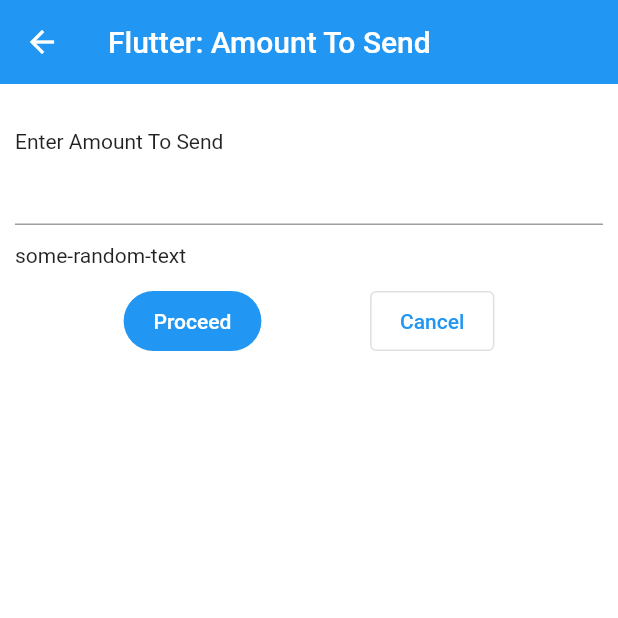
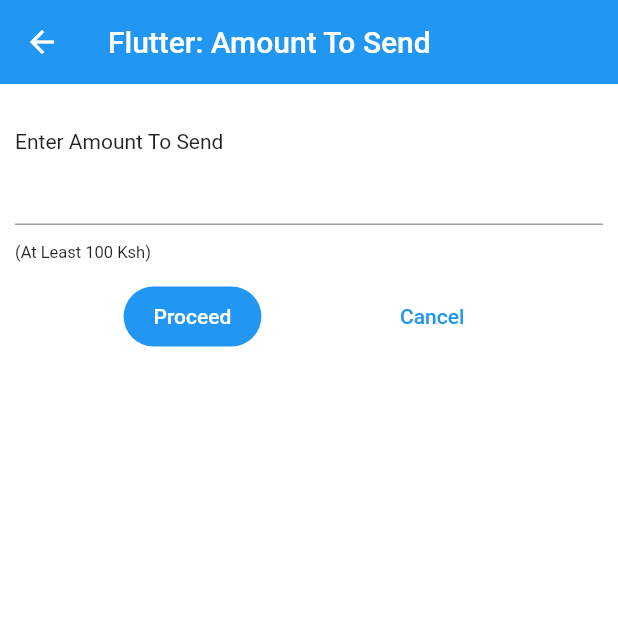
Before and after one commit to bikathi/stk-clone, a Flutter app: the SendMoneyEnterAmount screen opened by its route, on a phone screen of 412 x 824 dp, the top half of it. Run offline on Flutter 3.47's test engine with Material 2 defaults, Android fonts, the phone set to English and light mode, and no system bars.

```diff
--- a/lib/views/sub-views/send_money_details.dart
+++ b/lib/views/sub-views/send_money_details.dart
@@ -22,6 +22,20 @@ class SendMoneyEnterNumber extends StatefulWidget {
 }
 
 class _SendMoneyEnterNumberState extends State<SendMoneyEnterNumber> {
+  late final TextEditingController _phoneNumberEdittingController;
+
+  @override
+  void initState() {
+    super.initState();
+    _phoneNumberEdittingController = TextEditingController();
+  }
+
+  @override
+  void dispose() {
+    super.dispose();
+    _phoneNumberEdittingController.dispose();
+  }
+
   @override
   Widget build(BuildContext context) {
     return Scaffold(
@@ -34,13 +48,102 @@ class _SendMoneyEnterNumberState extends State<SendMoneyEnterNumber> {
         padding: const EdgeInsets.fromLTRB(10.0, 30.0, 10.0, 0.0),
         child: Column(crossAxisAlignment: CrossAxisAlignment.start, children: [
           const Text("Enter Recipient Phone Number"),
-          const TextField(
+          TextField(
             keyboardType: TextInputType.number,
+            controller: _phoneNumberEdittingController,
           ),
           const SizedBox(
             height: 12.0,
           ),
-          const Text("some-random-text"),
+          const Text(
+            "(10 Numbers)",
+            style: TextStyle(fontSize: 11.0),
+          ),
+          const SizedBox(
+            height: 12.0,
+          ),
+          Row(
+            mainAxisAlignment: MainAxisAlignment.spaceEvenly,
+            children: [
+              FilledButton(
+                onPressed: () {
+                  if (_phoneNumberEdittingController.text.length == 10) {
+                    Navigator.of(context).pushNamedAndRemoveUntil(
+                        "/send-money-amount/", (route) => true);
+                  }
+                },
+                style: const ButtonStyle(
+                    padding: MaterialStatePropertyAll(EdgeInsets.symmetric(
+                        vertical: 12.0, horizontal: 20.0))),
+                child: const Text("Proceed"),
+              ),
+              TextButton(
+                onPressed: () {
+                  Navigator.of(context)
+                      .pushNamedAndRemoveUntil("/mpesa-menu/", (route) => true);
+                },
+                style: const ButtonStyle(
+                    foregroundColor: MaterialStatePropertyAll(Colors.blue),
+                    elevation: MaterialStatePropertyAll(0.0),
+                    padding: MaterialStatePropertyAll(EdgeInsets.symmetric(
+                        vertical: 12.0, horizontal: 20.0))),
+                child: const Text(
+                  "Cancel",
+                ),
+              )
+            ],
+          )
+        ]),
+      ),
+    );
+  }
+}
+
+class SendMoneyEnterAmount extends StatefulWidget {
+  const SendMoneyEnterAmount({super.key});
+
+  @override
+  State<SendMoneyEnterAmount> createState() => _SendMoneyEnterAmountState();
+}
+
+class _SendMoneyEnterAmountState extends State<SendMoneyEnterAmount> {
+  late final TextEditingController _amountToSendController;
+
+  @override
+  void initState() {
+    super.initState();
+    _amountToSendController = TextEditingController();
+  }
+
+  @override
+  void dispose() {
+    super.dispose();
+    _amountToSendController.dispose();
+  }
+
+  @override
+  Widget build(BuildContext context) {
+    return Scaffold(
+      appBar: AppBar(
+        title: const Text("Flutter: Amount To Send"),
+        elevation: 0.0,
+      ),
+      body: Container(
+        color: Colors.white,
+        padding: const EdgeInsets.fromLTRB(10.0, 30.0, 10.0, 0.0),
+        child: Column(crossAxisAlignment: CrossAxisAlignment.start, children: [
+          const Text("Enter Amount To Send"),
+          TextField(
+            keyboardType: TextInputType.number,
+            controller: _amountToSendController,
+          ),
+          const SizedBox(
+            height: 12.0,
+          ),
+          const Text(
+            "(At Least 100 Ksh)",
+            style: TextStyle(fontSize: 11.0),
+          ),
           const SizedBox(
             height: 12.0,
           ),
@@ -50,14 +153,14 @@ class _SendMoneyEnterNumberState extends State<SendMoneyEnterNumber> {
               FilledButton(
                 onPressed: () {
                   Navigator.of(context).pushNamedAndRemoveUntil(
-                      "/send-money-amount/", (route) => true);
+                      "/enter-password/", (route) => true);
                 },
                 style: const ButtonStyle(
                     padding: MaterialStatePropertyAll(EdgeInsets.symmetric(
                         vertical: 12.0, horizontal: 20.0))),
                 child: const Text("Proceed"),
               ),
-              OutlinedButton(
+              TextButton(
                 onPressed: () {
                   Navigator.of(context)
                       .pushNamedAndRemoveUntil("/mpesa-menu/", (route) => true);
@@ -76,61 +179,3 @@ class _SendMoneyEnterNumberState extends State<SendMoneyEnterNumber> {
     );
   }
 }
-
-class SendMoneyEnterAmount extends StatefulWidget {
-  const SendMoneyEnterAmount({super.key});
-
-  @override
-  State<SendMoneyEnterAmount> createState() => _SendMoneyEnterAmountState();
-}
-
-class _SendMoneyEnterAmountState extends State<SendMoneyEnterAmount> {
-  @override
-  Widget build(BuildContext context) {
-    return Scaffold(
-      appBar: AppBar(
-        title: const Text("Flutter: Amount To Send"),
-        elevation: 0.0,
-      ),
-      body: Container(
-        color: Colors.white,
-        padding: const EdgeInsets.fromLTRB(10.0, 30.0, 10.0, 0.0),
-        child: Column(crossAxisAlignment: CrossAxisAlignment.start, children: [
-          const Text("Enter Amount To Send"),
-          const TextField(),
-          const SizedBox(
-            height: 12.0,
-          ),
-          const Text("some-random-text"),
-          const SizedBox(
-            height: 12.0,
-          ),
-          Row(
-            mainAxisAlignment: MainAxisAlignment.spaceEvenly,
-            children: [
-              FilledButton(
-                onPressed: () {},
-                style: const ButtonStyle(
-                    padding: MaterialStatePropertyAll(EdgeInsets.symmetric(
-                        vertical: 12.0, horizontal: 20.0))),
-                child: const Text("Proceed"),
-              ),
-              OutlinedButton(
-                onPressed: () {
-                  Navigator.of(context)
-                      .pushNamedAndRemoveUntil("/mpesa-menu/", (route) => true);
-                },
-                style: const ButtonStyle(
-                    foregroundColor: MaterialStatePropertyAll(Colors.blue),
-                    elevation: MaterialStatePropertyAll(0.0),
-                    padding: MaterialStatePropertyAll(EdgeInsets.symmetric(
-                        vertical: 12.0, horizontal: 20.0))),
-                child: const Text("Cancel"),
-              )
-            ],
-          )
-        ]),
-      ),
-    );
-  }
-}
```
